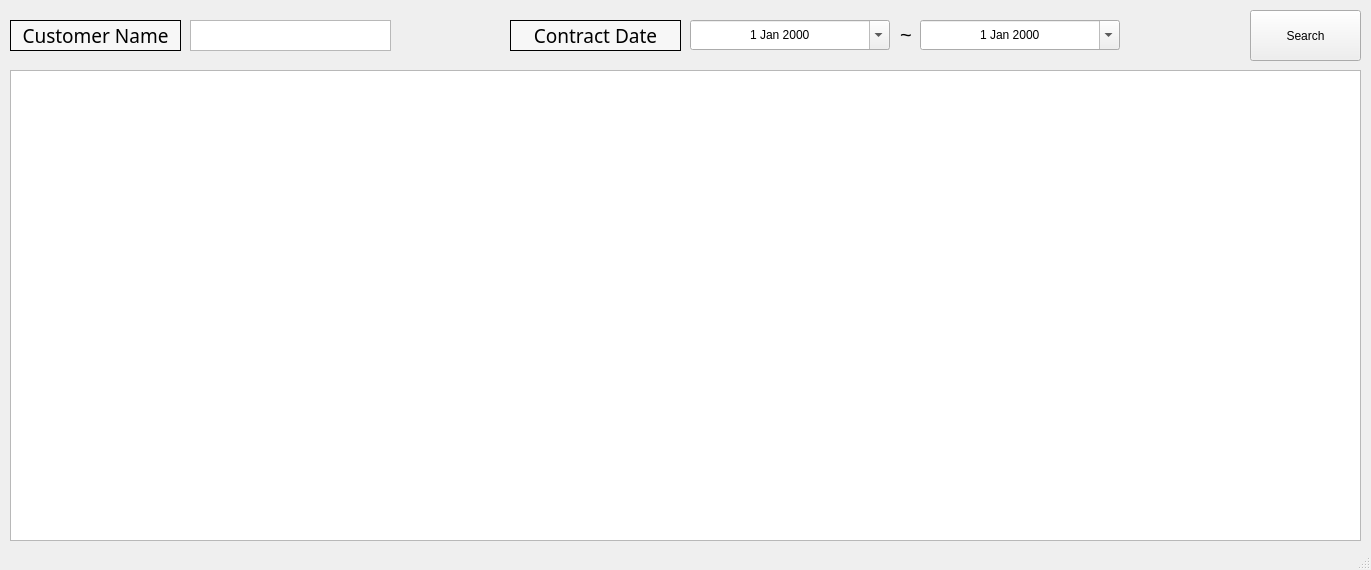
Before: the Qt Designer form app/src/pages/search/collateral.ui in DY-Microfinance-Customer-Management/dymf-algorithm, drawn with Qt 5.
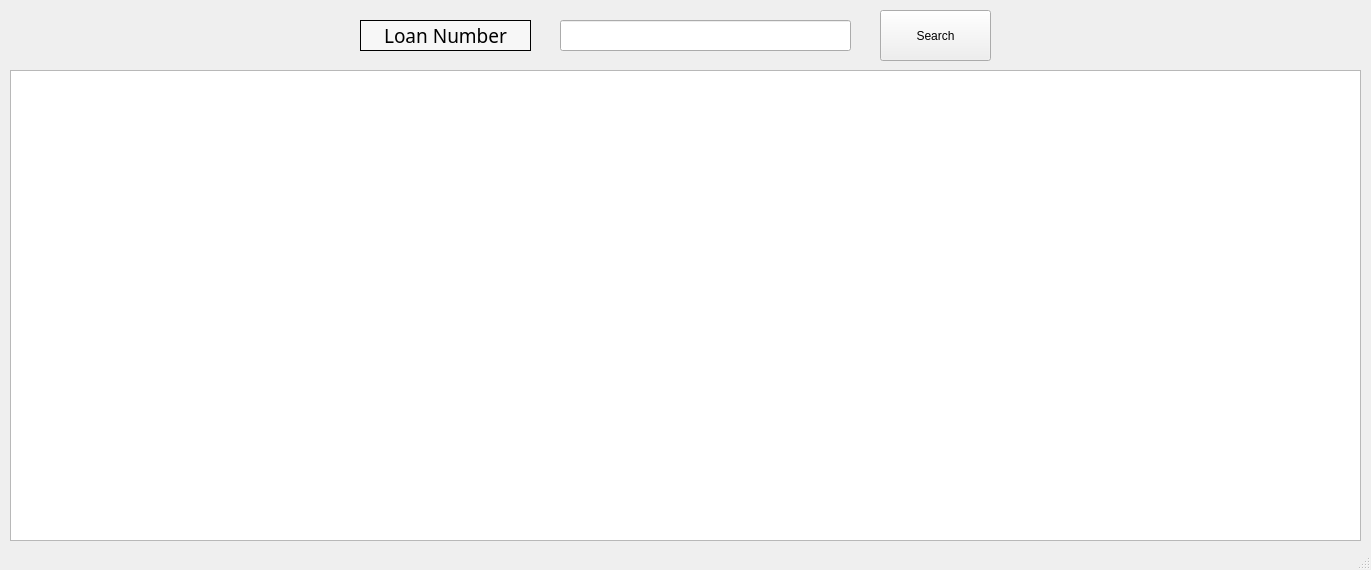
After: the same form once the commit is applied.

Patch:
```diff
--- a/app/src/pages/search/collateral.ui
+++ b/app/src/pages/search/collateral.ui
@@ -24,10 +24,38 @@
      </rect>
     </property>
    </widget>
-   <widget class="QPushButton" name="SearchButton">
+   <widget class="QLabel" name="label_16">
     <property name="geometry">
      <rect>
-      <x>1250</x>
+      <x>360</x>
+      <y>20</y>
+      <width>171</width>
+      <height>31</height>
+     </rect>
+    </property>
+    <property name="font">
+     <font>
+      <family>Agency FB</family>
+      <pointsize>14</pointsize>
+     </font>
+    </property>
+    <property name="styleSheet">
+     <string notr="true">background-color:rgb(247, 247, 247)</string>
+    </property>
+    <property name="frameShape">
+     <enum>QFrame::Box</enum>
+    </property>
+    <property name="text">
+     <string>Loan Number</string>
+    </property>
+    <property name="alignment">
+     <set>Qt::AlignCenter</set>
+    </property>
+   </widget>
+   <widget class="QPushButton" name="searchButton">
+    <property name="geometry">
+     <rect>
+      <x>880</x>
       <y>10</y>
       <width>111</width>
       <height>51</height>
@@ -37,206 +65,14 @@
      <string>Search</string>
     </property>
    </widget>
-   <widget class="QDateEdit" name="StartDate">
+   <widget class="QLineEdit" name="loanNumber">
     <property name="geometry">
      <rect>
-      <x>690</x>
+      <x>560</x>
       <y>20</y>
-      <width>200</width>
-      <height>30</height>
-     </rect>
-    </property>
-    <property name="minimumSize">
-     <size>
-      <width>200</width>
-      <height>0</height>
-     </size>
-    </property>
-    <property name="maximumSize">
-     <size>
-      <width>200</width>
-      <height>16777215</height>
-     </size>
-    </property>
-    <property name="mouseTracking">
-     <bool>false</bool>
-    </property>
-    <property name="focusPolicy">
-     <enum>Qt::TabFocus</enum>
-    </property>
-    <property name="autoFillBackground">
-     <bool>false</bool>
-    </property>
-    <property name="locale">
-     <locale language="English" country="UnitedStates"/>
-    </property>
-    <property name="frame">
-     <bool>true</bool>
-    </property>
-    <property name="alignment">
-     <set>Qt::AlignCenter</set>
-    </property>
-    <property name="buttonSymbols">
-     <enum>QAbstractSpinBox::UpDownArrows</enum>
-    </property>
-    <property name="accelerated">
-     <bool>false</bool>
-    </property>
-    <property name="correctionMode">
-     <enum>QAbstractSpinBox::CorrectToPreviousValue</enum>
-    </property>
-    <property name="calendarPopup">
-     <bool>true</bool>
-    </property>
-    <property name="date">
-     <date>
-      <year>2000</year>
-      <month>1</month>
-      <day>1</day>
-     </date>
-    </property>
-   </widget>
-   <widget class="QLabel" name="label_17">
-    <property name="geometry">
-     <rect>
-      <x>510</x>
-      <y>20</y>
-      <width>171</width>
+      <width>291</width>
       <height>31</height>
      </rect>
-    </property>
-    <property name="font">
-     <font>
-      <family>Agency FB</family>
-      <pointsize>14</pointsize>
-     </font>
-    </property>
-    <property name="styleSheet">
-     <string notr="true">background-color:rgb(247, 247, 247)</string>
-    </property>
-    <property name="frameShape">
-     <enum>QFrame::Box</enum>
-    </property>
-    <property name="text">
-     <string>Contract Date</string>
-    </property>
-    <property name="alignment">
-     <set>Qt::AlignCenter</set>
-    </property>
-   </widget>
-   <widget class="QLabel" name="label_4">
-    <property name="geometry">
-     <rect>
-      <x>900</x>
-      <y>19</y>
-      <width>16</width>
-      <height>31</height>
-     </rect>
-    </property>
-    <property name="font">
-     <font>
-      <pointsize>15</pointsize>
-     </font>
-    </property>
-    <property name="text">
-     <string>~</string>
-    </property>
-   </widget>
-   <widget class="QLabel" name="label_16">
-    <property name="geometry">
-     <rect>
-      <x>10</x>
-      <y>20</y>
-      <width>171</width>
-      <height>31</height>
-     </rect>
-    </property>
-    <property name="font">
-     <font>
-      <family>Agency FB</family>
-      <pointsize>14</pointsize>
-     </font>
-    </property>
-    <property name="styleSheet">
-     <string notr="true">background-color:rgb(247, 247, 247)</string>
-    </property>
-    <property name="frameShape">
-     <enum>QFrame::Box</enum>
-    </property>
-    <property name="text">
-     <string>Customer Name</string>
-    </property>
-    <property name="alignment">
-     <set>Qt::AlignCenter</set>
-    </property>
-   </widget>
-   <widget class="QTextEdit" name="CustomerName">
-    <property name="geometry">
-     <rect>
-      <x>190</x>
-      <y>20</y>
-      <width>201</width>
-      <height>31</height>
-     </rect>
-    </property>
-   </widget>
-   <widget class="QDateEdit" name="LastDate">
-    <property name="geometry">
-     <rect>
-      <x>920</x>
-      <y>20</y>
-      <width>200</width>
-      <height>30</height>
-     </rect>
-    </property>
-    <property name="minimumSize">
-     <size>
-      <width>200</width>
-      <height>0</height>
-     </size>
-    </property>
-    <property name="maximumSize">
-     <size>
-      <width>200</width>
-      <height>16777215</height>
-     </size>
-    </property>
-    <property name="mouseTracking">
-     <bool>false</bool>
-    </property>
-    <property name="focusPolicy">
-     <enum>Qt::TabFocus</enum>
-    </property>
-    <property name="autoFillBackground">
-     <bool>false</bool>
-    </property>
-    <property name="locale">
-     <locale language="English" country="UnitedStates"/>
-    </property>
-    <property name="frame">
-     <bool>true</bool>
-    </property>
-    <property name="alignment">
-     <set>Qt::AlignCenter</set>
-    </property>
-    <property name="buttonSymbols">
-     <enum>QAbstractSpinBox::UpDownArrows</enum>
-    </property>
-    <property name="accelerated">
-     <bool>false</bool>
-    </property>
-    <property name="correctionMode">
-     <enum>QAbstractSpinBox::CorrectToPreviousValue</enum>
-    </property>
-    <property name="calendarPopup">
-     <bool>true</bool>
-    </property>
-    <property name="date">
-     <date>
-      <year>2000</year>
-      <month>1</month>
-      <day>1</day>
-     </date>
     </property>
    </widget>
   </widget>
```
Left out of the diff: 2 changed lines with no effect on the pictures.
